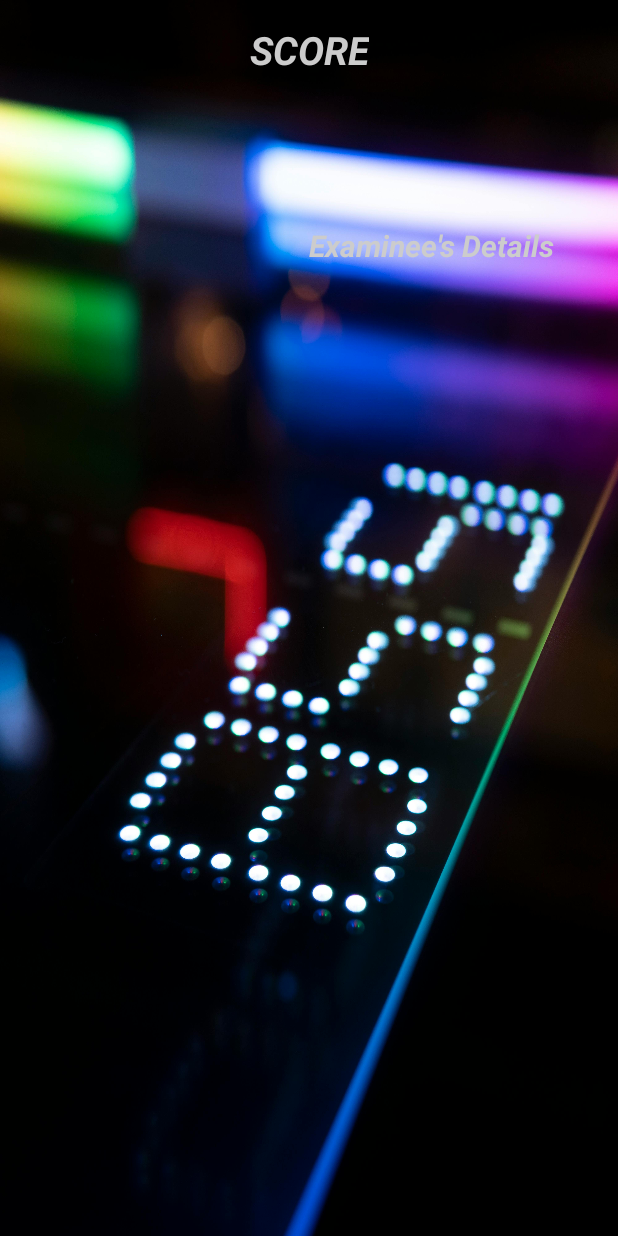
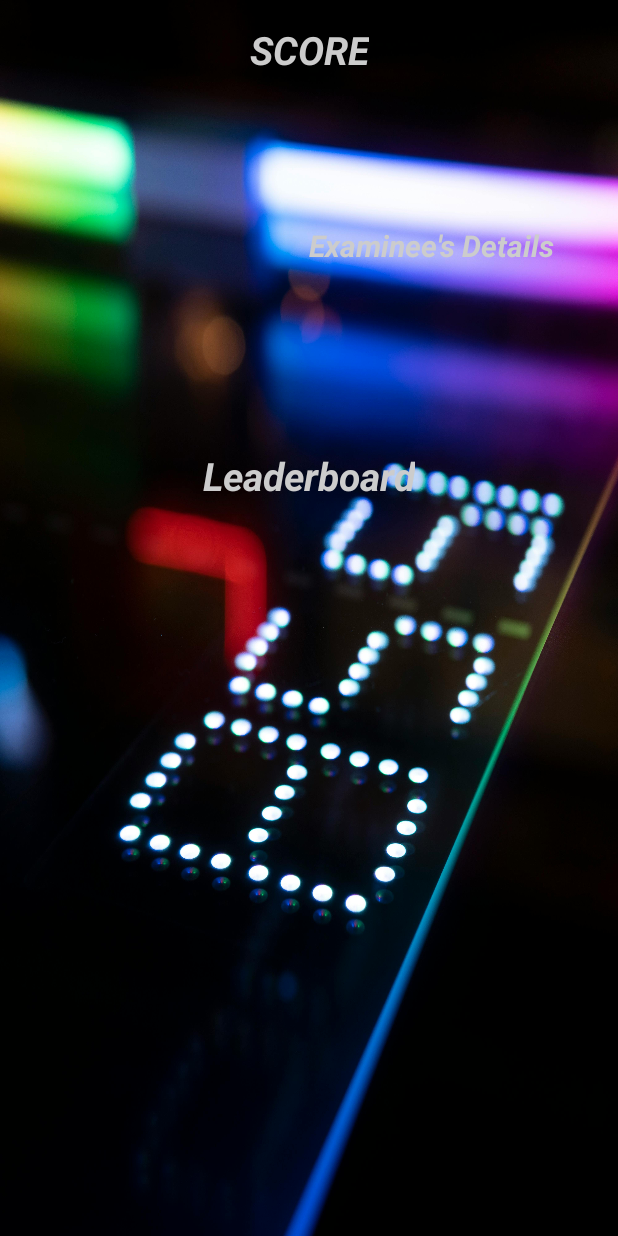
Before and after one commit to Alexandros-Eu/Questionnaire, an Android app: the ScoreScreen screen opened directly, with no data from a screen before it, on a phone screen of 412 x 824 dp. Run offline under Robolectric (Android 15) with nearby library versions, the phone set to English and light mode, and no system bars; 3 statements that could not run were skipped.

Commit message:
Added leaderboard title text view in preparation for the dynamically created text views

```diff
--- a/app/src/main/res/layout/score_screen_layout.xml
+++ b/app/src/main/res/layout/score_screen_layout.xml
@@ -79,4 +79,18 @@
         app:layout_constraintStart_toStartOf="@+id/text_view_participant_name"
         app:layout_constraintTop_toBottomOf="@+id/text_view_participant_name"
         tools:text="mscict00000" />
+
+    <TextView
+        android:id="@+id/text_view_leaderboard_title"
+        android:layout_width="wrap_content"
+        android:layout_height="wrap_content"
+        android:layout_marginBottom="190dp"
+        android:text="@string/text_view_leaderboard_title"
+        android:textColor="#CCCCCC"
+        android:textSize="26sp"
+        android:textStyle="bold|italic"
+        app:layout_constraintBottom_toBottomOf="parent"
+        app:layout_constraintEnd_toEndOf="parent"
+        app:layout_constraintStart_toStartOf="parent"
+        app:layout_constraintTop_toTopOf="parent" />
 </androidx.constraintlayout.widget.ConstraintLayout>
--- a/app/src/main/res/values/strings.xml
+++ b/app/src/main/res/values/strings.xml
@@ -5,13 +5,11 @@
     <string name="button_next">Next</string>
     <string name="project_title">Multiple Choice Test</string>
     <string name="student_names">Students</string>
-    <string name="student_1">Αλέξανδρος Εουέντα: mscict22014</string>
-    <string name="student_2">Δήμητρα Μπογιατζάρα: mscict22046</string>
-    <string name="student_3">Βασίλης Πολυκρέτης: mscict22059</string>
     <string name="button_continue">Continue</string>
     <string name="text_view_score_screen_title">score</string>
     <string name="text_view_countdown">03:00</string>
     <string name="text_view_examinee_title">Examinee\'s Details</string>
     <string name="edit_text_examinee_name">Please type here your name</string>
     <string name="edit_text_examinee_ID">Please type here your ID</string>
+    <string name="text_view_leaderboard_title">Leaderboard</string>
 </resources>
```
